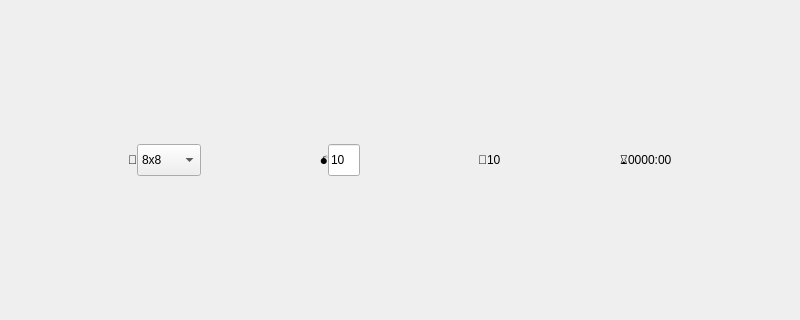
First picture: the form in mainwindow.ui, repository Wh1teh/qMinesweeperXD, before the edit; both pictures show x 0 to 800 and y 129 to 449 of the 800 by 600 pixel window.
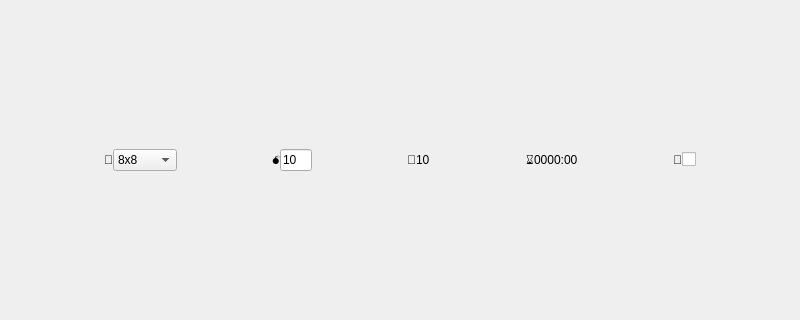
Second picture: the form after the edit.

Patch:
```diff
--- a/mainwindow.ui
+++ b/mainwindow.ui
@@ -191,6 +191,33 @@
           </property>
          </spacer>
         </item>
+        <item>
+         <widget class="QLabel" name="label_5">
+          <property name="text">
+           <string>🎯</string>
+          </property>
+         </widget>
+        </item>
+        <item>
+         <widget class="QCheckBox" name="checkBox">
+          <property name="text">
+           <string/>
+          </property>
+         </widget>
+        </item>
+        <item>
+         <spacer name="horizontalSpacer_6">
+          <property name="orientation">
+           <enum>Qt::Horizontal</enum>
+          </property>
+          <property name="sizeHint" stdset="0">
+           <size>
+            <width>40</width>
+            <height>20</height>
+           </size>
+          </property>
+         </spacer>
+        </item>
        </layout>
       </item>
      </layout>
```
